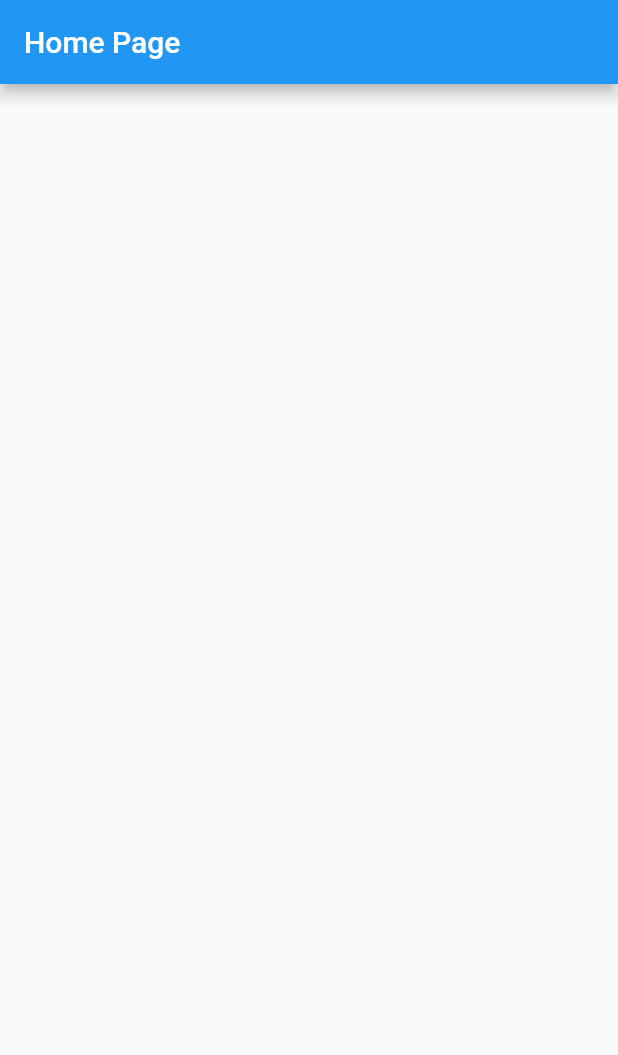
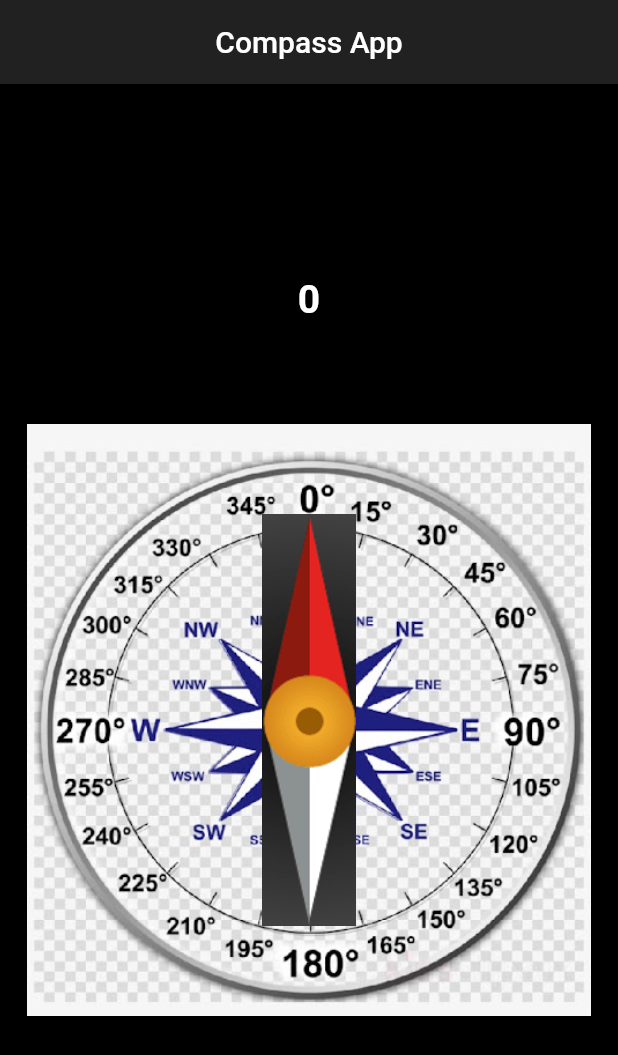
Before and after one commit to GeonwooVincentKim/flutter-compass-app, a Flutter app: the screen it shows after launch, on a phone screen of 412 x 824 dp. Shown: the top 1055 px of the screen. Run offline on Flutter 3.47's test engine with Material 2 defaults, Android fonts, the light colour scheme and no system bars; our stand-ins replace flutter_compass, lottie.

Commit message:
[Feature] - Compass basic finished

```diff
--- a/lib/main.dart
+++ b/lib/main.dart
@@ -1,3 +1,5 @@
+import 'dart:math';
+
 import 'package:flutter/material.dart';
 import 'package:flutter_compass/flutter_compass.dart';
 import 'package:flutter_compass_app/new_splash.dart';
@@ -16,6 +18,7 @@ class myCompassApp extends StatelessWidget {
       theme: ThemeData(
         primarySwatch: Colors.blue
       ),
+      debugShowCheckedModeBanner: false,
       routes: {
         '/': (context) => NewSplash(),
         // '/': (context) => Splash(),
@@ -33,7 +36,7 @@ class Home extends StatefulWidget {
 }
 
 class _HomeState extends State<Home> {
-  double? heading;
+  double? heading = 0;
 
   @override
   void initState() {
@@ -48,14 +51,47 @@ class _HomeState extends State<Home> {
   @override
   Widget build(BuildContext context) {
     return Scaffold(
+      backgroundColor: Colors.black,
       appBar: AppBar(
-        title: const Text("Home Page"),
+        backgroundColor: Colors.grey.shade900,
+        centerTitle: true,
+        title: const Text("Compass App"),
       ),
       body: content(),
     );
   }
 
   Widget content() {
-    return Container();
+    return Column(
+      mainAxisAlignment: MainAxisAlignment.center,
+      crossAxisAlignment: CrossAxisAlignment.center,
+      children: [
+        Text(
+          "${heading!.ceil()}",
+          style: const TextStyle(
+            color: Colors.white,
+            fontSize: 26.0,
+            fontWeight: FontWeight.bold
+          )
+        ),
+        const SizedBox(height: 50.0),
+        Padding(
+          padding: EdgeInsets.all(18.0),
+          child: Stack(
+            alignment: Alignment.center,
+            children: [
+              Image.asset("assets/images/quadrant.jpg"),
+              Transform.rotate(
+                angle: ((heading ?? 0) * (pi / 180) * -1),
+                child: Image.asset(
+                  "assets/images/compass.png",
+                  scale: 1.1
+                ),
+              ),
+            ],
+          )
+        )
+      ],
+    );
   }
 }
--- a/pubspec.yaml
+++ b/pubspec.yaml
@@ -63,8 +63,9 @@ flutter:
 
   # To add assets to your application, add an assets section, like this:
   assets:
-      - assets/json/lottie.json
-  #   - images/a_dot_burr.jpeg
+    - assets/json/lottie.json
+    - assets/images/quadrant.jpg
+    - assets/images/compass.png
   #   - images/a_dot_ham.jpeg
 
   # An image asset can refer to one or more resolution-specific "variants", see
```
Also changed, not shown: assets/images/compass.png (added), assets/images/quadrant.jpg (added), 2 other files.
